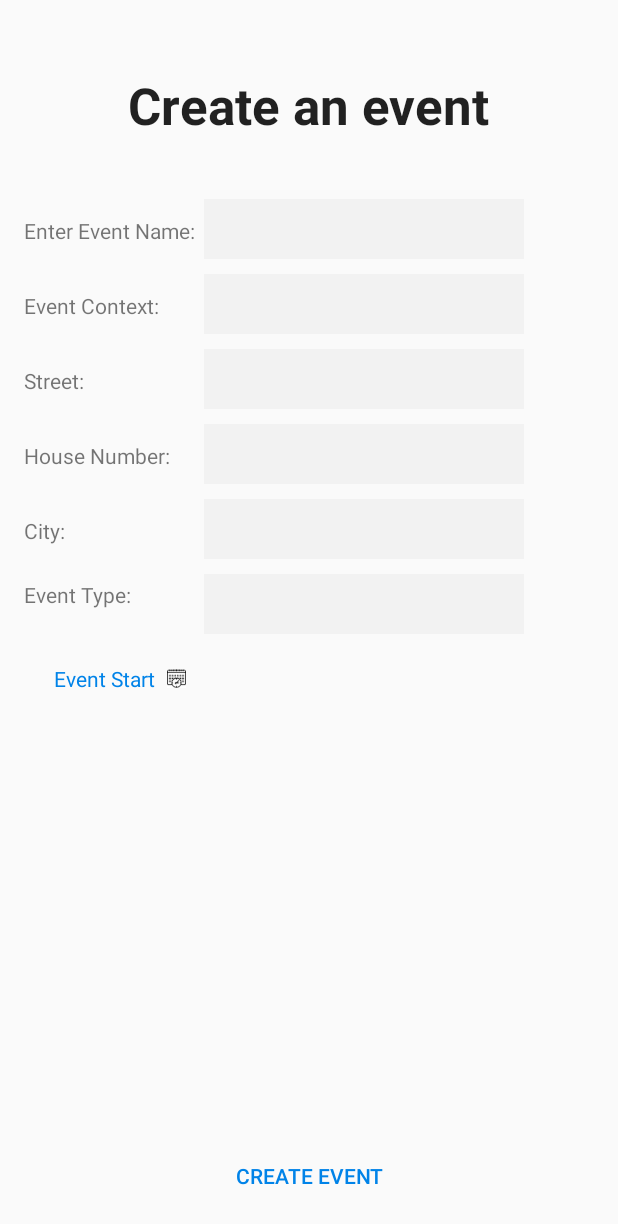
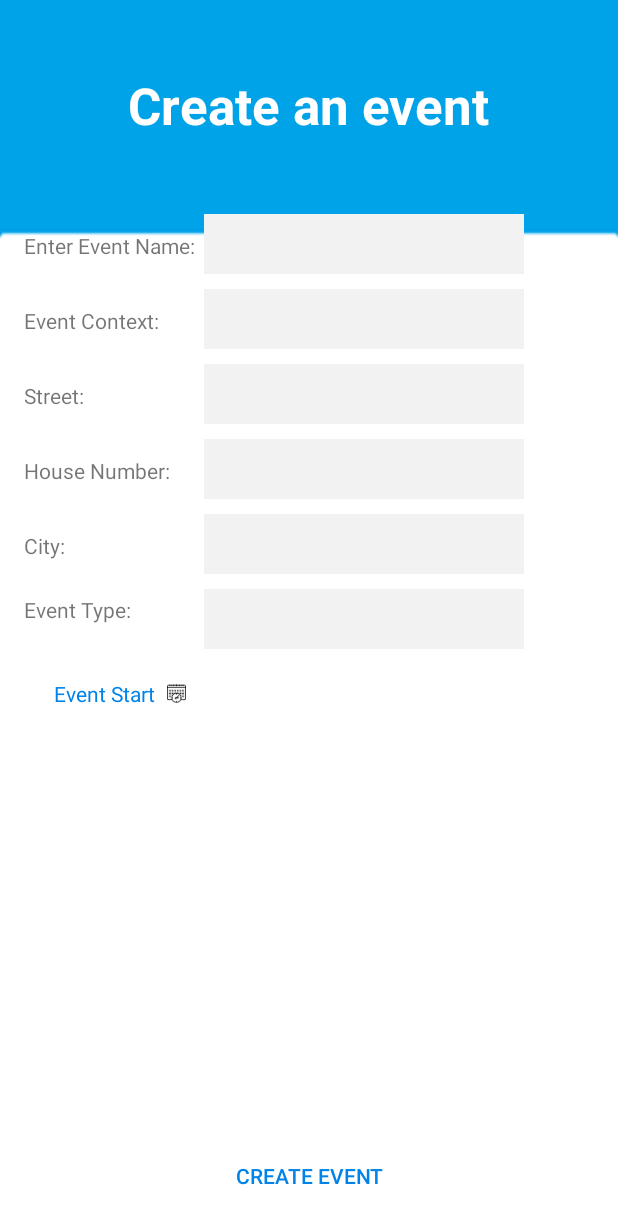
Before and after one commit to MishaLazar/LetsTeamApp, an Android app: the CreateEventActivity screen opened directly, with no data from a screen before it, after a tap on "CREATE EVENT", on a phone screen of 412 x 824 dp. Shown: the top 1224 px of the screen. Run offline under Robolectric (Android 15) with nearby library versions, the phone set to English and light mode, and no system bars; libraries missing offline, so code that uses them is left out: com.firebase.client; 3 statements that could not run were skipped; 1 other tap on this screen came first.

Commit message:
added owner email in context 3 events in a row in menu

```diff
--- a/app/src/main/java/com/misha/mor/letsteamapp/letsteamapp/CreateEventActivity.java
+++ b/app/src/main/java/com/misha/mor/letsteamapp/letsteamapp/CreateEventActivity.java
@@ -159,12 +159,15 @@ public class CreateEventActivity extends Activity {
                     String event_Type = editTextType.getText().toString();
 
                     String Location = event_street + " " + event_HouseNumber + ", " + event_city;
+                    Intent intent = getIntent();
+                    String userEmail = intent.getStringExtra(getString(R.string.userEmail));
                     if(Validator.isValidDisplayName(event_displayName)){
                         Event newEvent = new Event(event_displayName
                                 ,Location,event_context
                                 ,event_Type
                                 ,event_StartDate
-                                ,event_EndDate);
+                                ,event_EndDate
+                                ,userEmail);
                         newEvent.setEvent_Owner(userID);
 
                         fdb.registerEvent(newEvent);
--- a/app/src/main/java/com/misha/mor/letsteamapp/letsteamapp/CustomGridViewAdapter.java
+++ b/app/src/main/java/com/misha/mor/letsteamapp/letsteamapp/CustomGridViewAdapter.java
@@ -71,7 +71,6 @@ public class CustomGridViewAdapter extends ArrayAdapter<Event> {
                 holder.imageItem.setImageResource(R.drawable.other);
                 break;
         }
-
         holder.roomID = item.getEvent_ID();
         return row;
     }
--- a/app/src/main/java/com/misha/mor/letsteamapp/letsteamapp/EventContext.java
+++ b/app/src/main/java/com/misha/mor/letsteamapp/letsteamapp/EventContext.java
@@ -103,7 +103,7 @@ public class EventContext extends AppCompatActivity {
     private void InitEventContext(){
         Intent intent = getIntent();
         String eventName = intent.getStringExtra("eventName");
-        String eventCreator = intent.getStringExtra("eventCreator");
+        String eventCreator = intent.getStringExtra("eventCreatorEmail");
         String eventContext = intent.getStringExtra("eventContext");
         String eventLocation = intent.getStringExtra("eventLocation");
         String eventEndDate = intent.getStringExtra("eventEndDate");
--- a/app/src/main/java/com/misha/mor/letsteamapp/letsteamapp/EventsMenuActivity.java
+++ b/app/src/main/java/com/misha/mor/letsteamapp/letsteamapp/EventsMenuActivity.java
@@ -78,6 +78,7 @@ public class EventsMenuActivity extends AppCompatActivity implements ActivityEve
 
                 Intent intent = new Intent(EventsMenuActivity.this,CreateEventActivity.class);
                 intent.putExtra("userID",userID);
+                intent.putExtra("userEmail",sharedPreferences.getString(getString(R.string.userEmail), ""));
                 startActivity(intent);
                 // here we may create new room/event
                 /*Snackbar.make(view, "Replace with your own action", Snackbar.LENGTH_LONG)
@@ -283,6 +284,7 @@ public class EventsMenuActivity extends AppCompatActivity implements ActivityEve
                 intent.putExtra("eventName",gridArray.get(position).event_DisplayName);
                 //TODO: change event owner to mail address
                 intent.putExtra("eventCreator",gridArray.get(position).event_Owner);
+                intent.putExtra("eventCreatorEmail",gridArray.get(position).event_Owner_email);
                 intent.putExtra("eventLocation",gridArray.get(position).event_location);
                 intent.putExtra("eventContext",gridArray.get(position).event_Context);
                 intent.putExtra("eventEndDate",gridArray.get(position).event_closeDate);
--- a/app/src/main/res/layout/activity_create_event.xml
+++ b/app/src/main/res/layout/activity_create_event.xml
@@ -7,6 +7,7 @@
     android:paddingLeft="@dimen/activity_horizontal_margin"
     android:paddingRight="@dimen/activity_horizontal_margin"
     android:paddingTop="@dimen/activity_vertical_margin"
+    android:background="@drawable/event_create_background"
     tools:context="com.misha.mor.letsteamapp.letsteamapp.CreateEventActivity">
     <LinearLayout
         android:layout_width="match_parent"
@@ -21,6 +22,7 @@
                 android:layout_height="wrap_content"
                 android:textAppearance="?android:attr/textAppearanceLarge"
                 android:text="Create an event"
+                android:textColor="@color/mainAppColorSecondary"
                 android:id="@+id/txtEventCreationHeader"
                 android:textStyle="bold"
                 android:textIsSelectable="false"
@@ -34,7 +36,7 @@
             android:id="@+id/ScrollView"
             android:layout_below="@+id/txtEventCreationHeader"
             android:layout_width="match_parent"
-            android:layout_marginTop="20dp"
+            android:layout_marginTop="30dp"
             android:layout_height="350dp">
             <TableLayout
                 android:layout_width="match_parent"
--- a/app/src/main/res/layout/activity_event_context.xml
+++ b/app/src/main/res/layout/activity_event_context.xml
@@ -20,6 +20,7 @@
         android:layout_height="wrap_content"
         android:textAppearance="?android:attr/textAppearanceLarge"
         android:text="My Event"
+        android:textColor="@color/mainAppColorSecondary"
         android:id="@+id/txtEventName"
         android:layout_alignParentTop="true"
         android:layout_centerHorizontal="true"
--- a/app/src/main/res/layout/fragment_chat_room_grid_selector.xml
+++ b/app/src/main/res/layout/fragment_chat_room_grid_selector.xml
@@ -14,7 +14,7 @@
         android:layout_width="fill_parent"
         android:columnWidth="80dp"
         android:gravity="center"
-        android:numColumns="2"
+        android:numColumns="3"
         android:stretchMode="columnWidth"
         android:layout_marginLeft="4dp"
         android:layout_marginRight="4dp"
```
Also changed, not shown: app/src/main/java/com/misha/mor/letsteamapp/letsteamapp/Event.java (+12 -1 lines), app/src/main/res/drawable/airplane.png (added), app/src/main/res/drawable/basketball.png (added), app/src/main/res/drawable/books.png (added), app/src/main/res/drawable/cocktail.png (added), app/src/main/res/drawable/event_create_background.png (added), app/src/main/res/drawable/other_icon.png (added), app/src/main/res/drawable/shopping_cart.png (added), app/src/main/res/drawable/tent.png (added).
